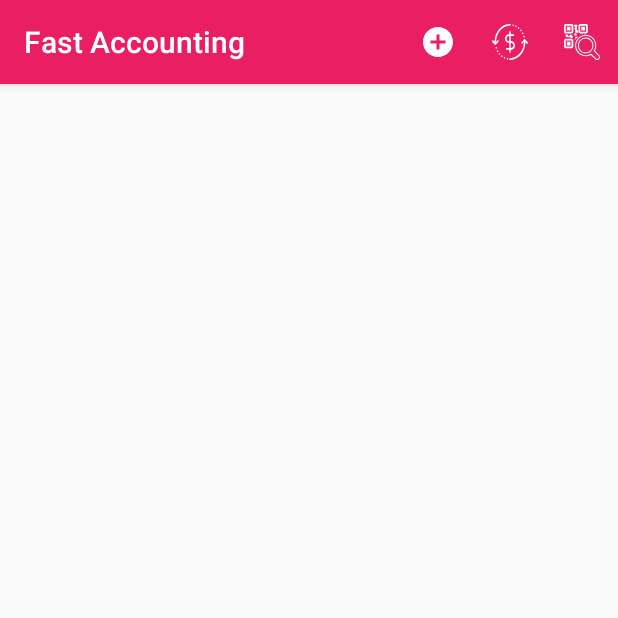
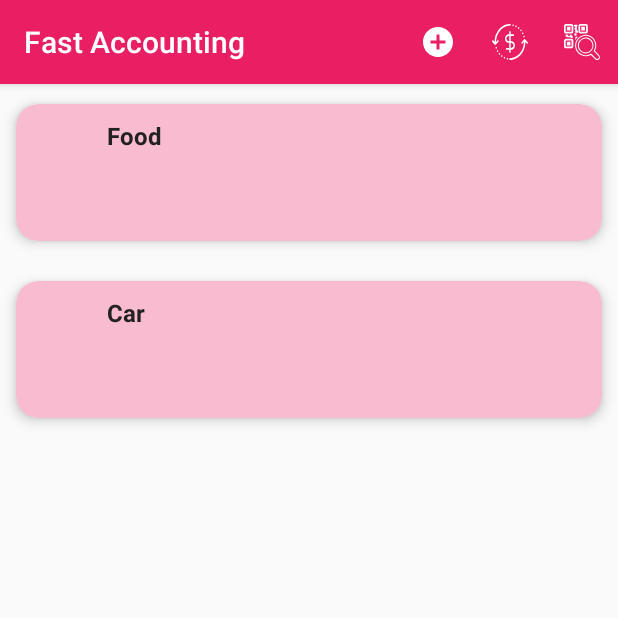
Before and after one commit to DStefanow/FastAccounting, an Android app: the screen it shows after launch (MainActivity), on a phone screen of 412 x 824 dp, the top half of it. Run offline under Robolectric (Android 15) with nearby library versions, the phone set to English and light mode, and no system bars; our stand-ins replace Room's generated code.

Commit message:
Display category name in the view

```diff
--- a/app/src/main/java/com/dobromir/stefanov/fastaccounting/Adapters/TransactionAdapter.java
+++ b/app/src/main/java/com/dobromir/stefanov/fastaccounting/Adapters/TransactionAdapter.java
@@ -1,6 +1,7 @@
 package com.dobromir.stefanov.fastaccounting.Adapters;
 
 import android.content.Context;
+import android.util.Log;
 import android.view.LayoutInflater;
 import android.view.View;
 import android.view.ViewGroup;
@@ -20,9 +21,8 @@ public class TransactionAdapter extends RecyclerView.Adapter<TransactionViewHold
     private List<AccCategory> transactions;
     ItemClicked itemClicked;
 
-    public TransactionAdapter(Context context, List<AccCategory> transactions) {
+    public TransactionAdapter(Context context) {
         itemClicked = (ItemClicked) context;
-        this.transactions = transactions;
     }
 
     @NonNull
@@ -65,6 +65,9 @@ public class TransactionAdapter extends RecyclerView.Adapter<TransactionViewHold
     }
 
     public void setTransactions(List<AccCategory> accCategories) {
+        for (AccCategory accCategory : accCategories) {
+            Log.d("Adapter", "Dobata testing: acc category - " + accCategory.getCategoryName());
+        }
         this.transactions = accCategories;
         notifyDataSetChanged();
     }
--- a/app/src/main/java/com/dobromir/stefanov/fastaccounting/DAOs/AccCategoryDao.java
+++ b/app/src/main/java/com/dobromir/stefanov/fastaccounting/DAOs/AccCategoryDao.java
@@ -22,6 +22,6 @@ public interface AccCategoryDao {
     @Insert
     void insertNewAccCategory(AccCategory accCategory);
 
-    //@Delete
-    //void deleteAccCategory(AccCategory accCategory);
+    @Query("DELETE FROM categories")
+    void deleteAllCategories();
 }
--- a/app/src/main/java/com/dobromir/stefanov/fastaccounting/Database/AccDatabase.java
+++ b/app/src/main/java/com/dobromir/stefanov/fastaccounting/Database/AccDatabase.java
@@ -44,6 +44,7 @@ public abstract class AccDatabase extends RoomDatabase {
 
         @Override
         protected Void doInBackground(final Void... params) {
+            mAccCategoryDao.deleteAllCategories();
             mAccCategoryDao.insertNewAccCategory(new AccCategory("Food", 0));
             mAccCategoryDao.insertNewAccCategory(new AccCategory("Car", 0));
             return null;
--- a/app/src/main/java/com/dobromir/stefanov/fastaccounting/Fragments/ListTransactionsFragment.java
+++ b/app/src/main/java/com/dobromir/stefanov/fastaccounting/Fragments/ListTransactionsFragment.java
@@ -1,24 +1,33 @@
 package com.dobromir.stefanov.fastaccounting.Fragments;
 
 import android.os.Bundle;
+import android.util.Log;
 import android.view.LayoutInflater;
 import android.view.View;
 import android.view.ViewGroup;
 
 import androidx.annotation.Nullable;
 import androidx.fragment.app.Fragment;
+import androidx.lifecycle.Observer;
+import androidx.lifecycle.ViewModelProvider;
 import androidx.recyclerview.widget.LinearLayoutManager;
 import androidx.recyclerview.widget.RecyclerView;
 
 import com.dobromir.stefanov.fastaccounting.Adapters.TransactionAdapter;
-import com.dobromir.stefanov.fastaccounting.ApplicationCore;
+import com.dobromir.stefanov.fastaccounting.Objects.AccCategory;
 import com.dobromir.stefanov.fastaccounting.R;
+import com.dobromir.stefanov.fastaccounting.VIewModel.AccCategoryViewModel;
+
+import java.util.List;
+
 
 public class ListTransactionsFragment extends Fragment {
-    RecyclerView recyclerView;
-    RecyclerView.LayoutManager layoutManager;
-    RecyclerView.Adapter transactionAdapter;
-    View view;
+    private RecyclerView recyclerView;
+    private RecyclerView.LayoutManager layoutManager;
+    private TransactionAdapter transactionAdapter;
+    private View view;
+
+    private AccCategoryViewModel accCategoryViewModel;
 
     public ListTransactionsFragment() {
 
@@ -28,14 +37,23 @@ public class ListTransactionsFragment extends Fragment {
     public void onActivityCreated(@Nullable Bundle savedInstanceState) {
         super.onActivityCreated(savedInstanceState);
 
-        recyclerView = view.findViewById(R.id.list_transactions);
+        recyclerView = view.findViewById(R.id.list_transactions_rec_view);
         recyclerView.setHasFixedSize(true);
 
         layoutManager = new LinearLayoutManager(this.getActivity());
-        transactionAdapter = new TransactionAdapter(this.getActivity(), null);
+        transactionAdapter = new TransactionAdapter(this.getActivity());
 
         recyclerView.setLayoutManager(layoutManager);
         recyclerView.setAdapter(transactionAdapter);
+
+        // Populate hardcoded data
+        accCategoryViewModel = new ViewModelProvider(this.getActivity()).get(AccCategoryViewModel.class);
+        accCategoryViewModel.getAllCategories().observe(this.getActivity(), new Observer<List<AccCategory>>() {
+            @Override
+            public void onChanged(List<AccCategory> accCategories) {
+                transactionAdapter.setTransactions(accCategories);
+            }
+        });
     }
 
     @Override
--- a/app/src/main/java/com/dobromir/stefanov/fastaccounting/Objects/AccCategory.java
+++ b/app/src/main/java/com/dobromir/stefanov/fastaccounting/Objects/AccCategory.java
@@ -43,7 +43,7 @@ public class AccCategory {
     }
 
     public String getCategoryName() {
-        return categoryName;
+        return this.categoryName;
     }
 
     public void setCategoryName(String categoryName) {
--- a/app/src/main/java/com/dobromir/stefanov/fastaccounting/VIewModel/AccCategoryViewModel.java
+++ b/app/src/main/java/com/dobromir/stefanov/fastaccounting/VIewModel/AccCategoryViewModel.java
@@ -19,6 +19,8 @@ public class AccCategoryViewModel extends AndroidViewModel {
     public AccCategoryViewModel(@NonNull Application application) {
         super(application);
         accCategoryRepository = new AccCategoryRepository(application);
+        allCategories = accCategoryRepository.getAllCategories();
+        allMainCategories = accCategoryRepository.getAllMainCategories();
     }
 
     public LiveData<List<AccCategory>> getAllCategories() {
--- a/app/src/main/java/com/dobromir/stefanov/fastaccounting/ViewHolders/TransactionViewHolder.java
+++ b/app/src/main/java/com/dobromir/stefanov/fastaccounting/ViewHolders/TransactionViewHolder.java
@@ -16,9 +16,9 @@ public class TransactionViewHolder extends RecyclerView.ViewHolder {
     public TransactionViewHolder(@NonNull View itemView) {
         super(itemView);
 
-        imgViewType = itemView.findViewById(R.id.imgViewType);
-        txtViewCategoryName = itemView.findViewById(R.id.txtVIewCategoryName);
-        txtViewAmount = itemView.findViewById(R.id.txtViewAmount);
-        txtViewNote = itemView.findViewById(R.id.txtViewNote);
+        //imgViewType = itemView.findViewById(R.id.imgViewType);
+        txtViewCategoryName = itemView.findViewById(R.id.txtViewCategoryName);
+        //txtViewAmount = itemView.findViewById(R.id.txtViewAmount);
+        //txtViewNote = itemView.findViewById(R.id.txtViewNote);
     }
 }
--- a/app/src/main/res/layout/fragment_list_transactions.xml
+++ b/app/src/main/res/layout/fragment_list_transactions.xml
@@ -7,7 +7,7 @@
     tools:context=".Fragments.ListTransactionsFragment">
 
     <androidx.recyclerview.widget.RecyclerView
-        android:id="@+id/list_transactions"
+        android:id="@+id/list_transactions_rec_view"
         android:layout_width="match_parent"
         android:layout_height="wrap_content">
 
--- a/app/src/main/res/layout/list_transactions.xml
+++ b/app/src/main/res/layout/list_transactions.xml
@@ -5,8 +5,7 @@
     android:layout_height="wrap_content"
     android:orientation="vertical">
 
-    <!-- <androidx.cardview.widget.CardView -->
-    <com.google.android.material.card.MaterialCardView
+    <androidx.cardview.widget.CardView
         android:layout_width="match_parent"
         android:layout_height="wrap_content"
         android:layout_margin="5dp"
@@ -37,7 +36,7 @@
                 android:orientation="vertical">
 
                 <TextView
-                    android:id="@+id/txtVIewCategoryName"
+                    android:id="@+id/txtViewCategoryName"
                     android:layout_width="match_parent"
                     android:layout_height="wrap_content"
                     android:layout_marginTop="10dp"
@@ -65,7 +64,6 @@
                     android:textColor="@color/colorSecondaryText" />
             </LinearLayout>
         </LinearLayout>
-
-    </com.google.android.material.card.MaterialCardView>
+    </androidx.cardview.widget.CardView>
 
 </LinearLayout>
```
Also changed, not shown: app/src/main/java/com/dobromir/stefanov/fastaccounting/Activities/MainActivity.java (+7 -0 lines).
